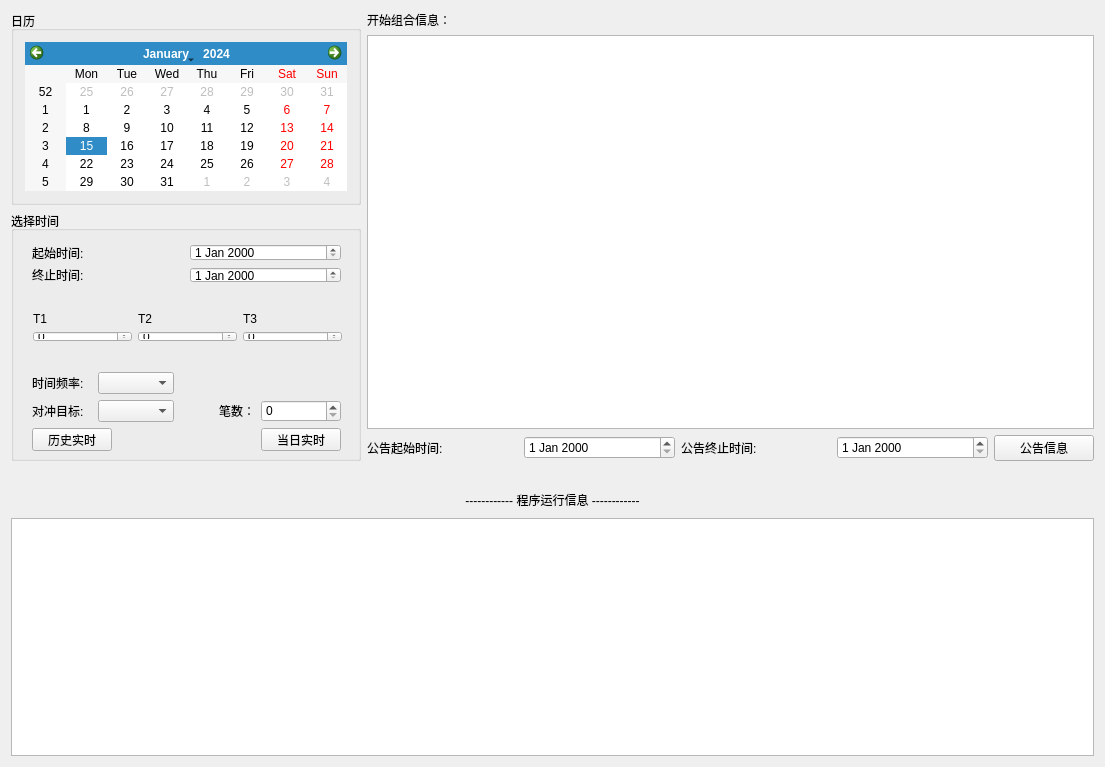
lishengze/QT-study, file widget.ui: the form before one commit.
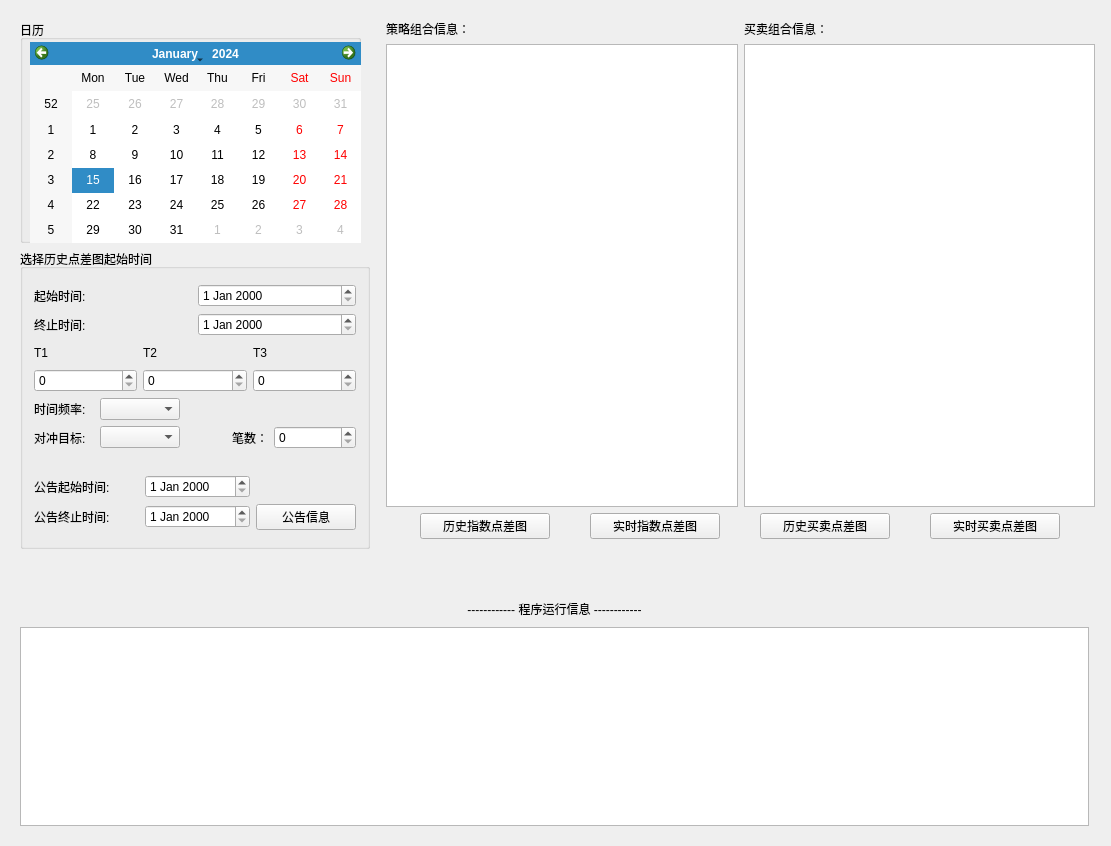
The form after the commit.

What changed in the file:
```diff
--- a/widget.ui
+++ b/widget.ui
@@ -9,8 +9,8 @@
    <rect>
     <x>0</x>
     <y>0</y>
-    <width>1105</width>
-    <height>767</height>
+    <width>1111</width>
+    <height>846</height>
    </rect>
   </property>
   <property name="minimumSize">
@@ -22,11 +22,27 @@
   <property name="windowTitle">
    <string>Widget</string>
   </property>
-  <layout class="QFormLayout" name="formLayout">
-   <item row="0" column="0">
+  <widget class="QWidget" name="">
+   <property name="geometry">
+    <rect>
+     <x>9</x>
+     <y>9</y>
+     <width>361</width>
+     <height>551</height>
+    </rect>
+   </property>
     <layout class="QVBoxLayout" name="verticalLayout">
+    <property name="rightMargin">
+     <number>9</number>
+    </property>
      <item>
       <widget class="QGroupBox" name="CalendarBox">
+      <property name="minimumSize">
+       <size>
+        <width>200</width>
+        <height>1</height>
+       </size>
+      </property>
        <property name="maximumSize">
         <size>
          <width>350</width>
@@ -36,42 +52,48 @@
        <property name="title">
         <string>日历</string>
        </property>
-       <layout class="QHBoxLayout" name="horizontalLayout">
-        <item>
-         <widget class="QCalendarWidget" name="calendarWidget"/>
-        </item>
-       </layout>
-      </widget>
-     </item>
-     <item>
-      <widget class="QGroupBox" name="chooseTimeBox">
-       <property name="enabled">
-        <bool>true</bool>
-       </property>
-       <property name="minimumSize">
-        <size>
-         <width>350</width>
-         <height>250</height>
-        </size>
-       </property>
-       <property name="maximumSize">
-        <size>
-         <width>300</width>
-         <height>600</height>
-        </size>
-       </property>
-       <property name="title">
-        <string>选择时间</string>
-       </property>
-       <widget class="QWidget" name="layoutWidget">
+      <widget class="QCalendarWidget" name="calendarWidget">
         <property name="geometry">
          <rect>
           <x>10</x>
           <y>22</y>
           <width>331</width>
-          <height>61</height>
-         </rect>
-        </property>
+         <height>201</height>
+        </rect>
+       </property>
+       <property name="minimumSize">
+        <size>
+         <width>200</width>
+         <height>200</height>
+        </size>
+       </property>
+      </widget>
+     </widget>
+    </item>
+    <item>
+     <widget class="QGroupBox" name="chooseTimeBox">
+      <property name="enabled">
+       <bool>true</bool>
+      </property>
+      <property name="minimumSize">
+       <size>
+        <width>350</width>
+        <height>300</height>
+       </size>
+      </property>
+      <property name="maximumSize">
+       <size>
+        <width>350</width>
+        <height>800</height>
+       </size>
+      </property>
+      <property name="title">
+       <string>选择历史点差图起始时间</string>
+      </property>
+      <layout class="QGridLayout" name="gridLayout">
+       <item row="0" column="0">
+        <layout class="QVBoxLayout" name="verticalLayout_3">
+         <item>
         <layout class="QGridLayout" name="chooseTime_gridLayout">
          <item row="0" column="0">
           <widget class="QLabel" name="startTimeLabel">
@@ -94,16 +116,8 @@
           <widget class="QDateEdit" name="chooseEndDate"/>
          </item>
         </layout>
-       </widget>
-       <widget class="QWidget" name="layoutWidget">
-        <property name="geometry">
-         <rect>
-          <x>11</x>
-          <y>91</y>
-          <width>331</width>
-          <height>51</height>
-         </rect>
-        </property>
+         </item>
+         <item>
         <layout class="QGridLayout" name="MACDTime_gridLayout">
          <item row="0" column="0">
           <widget class="QLabel" name="EMA1Time_label">
@@ -142,16 +156,8 @@
           <widget class="QSpinBox" name="DIFFTimeSpinBox"/>
          </item>
         </layout>
-       </widget>
-       <widget class="QWidget" name="layoutWidget">
-        <property name="geometry">
-         <rect>
-          <x>10</x>
-          <y>150</y>
-          <width>331</width>
-          <height>101</height>
-         </rect>
-        </property>
+         </item>
+         <item>
         <layout class="QGridLayout" name="gridLayout_2">
          <item row="0" column="0">
           <widget class="QLabel" name="timeFre_label">
@@ -231,24 +237,125 @@
            </property>
           </widget>
          </item>
-         <item row="2" column="0" colspan="2">
-          <widget class="QPushButton" name="historyData">
+          </layout>
+         </item>
+         <item>
+          <layout class="QGridLayout" name="gridLayout_3">
+           <property name="topMargin">
+            <number>20</number>
+           </property>
+           <item row="0" column="0">
+            <widget class="QLabel" name="startTimeLabel_2">
+             <property name="text">
+              <string>公告起始时间:</string>
+             </property>
+            </widget>
+           </item>
+           <item row="0" column="1">
+            <widget class="QDateEdit" name="AnnouncementStartDate"/>
+           </item>
+           <item row="1" column="0">
+            <widget class="QLabel" name="endTimeLabel_2">
+             <property name="text">
+              <string>公告终止时间:</string>
+             </property>
+            </widget>
+           </item>
+           <item row="1" column="1">
+            <widget class="QDateEdit" name="AnnouncementEndDate"/>
+           </item>
+           <item row="1" column="2">
+            <widget class="QPushButton" name="Annoucnement_Button">
+             <property name="maximumSize">
+              <size>
+               <width>100</width>
+               <height>16777215</height>
+              </size>
+             </property>
+             <property name="text">
+              <string>公告信息</string>
+             </property>
+            </widget>
+           </item>
+          </layout>
+         </item>
+        </layout>
+       </item>
+      </layout>
+     </widget>
+    </item>
+   </layout>
+  </widget>
+  <widget class="QWidget" name="">
+   <property name="geometry">
+    <rect>
+     <x>375</x>
+     <y>9</y>
+     <width>731</width>
+     <height>541</height>
+    </rect>
+   </property>
+   <layout class="QVBoxLayout" name="verticalLayout_2">
+    <item>
+     <layout class="QHBoxLayout" name="horizontalLayout_4">
+      <item>
+       <widget class="QLabel" name="strategy_label">
+        <property name="minimumSize">
+         <size>
+          <width>0</width>
+          <height>16</height>
+         </size>
+        </property>
+        <property name="text">
+         <string>策略组合信息：</string>
+        </property>
+       </widget>
+      </item>
+      <item>
+       <widget class="QLabel" name="strategy_label_2">
+        <property name="minimumSize">
+         <size>
+          <width>0</width>
+          <height>16</height>
+         </size>
+        </property>
+        <property name="text">
+         <string>买卖组合信息：</string>
+        </property>
+       </widget>
+      </item>
+     </layout>
+    </item>
+    <item>
+     <layout class="QHBoxLayout" name="horizontalLayout_2">
+      <item>
+       <widget class="QTableView" name="hedgeIndexStrategyTable"/>
+      </item>
+      <item>
+       <widget class="QTableView" name="buySaleStrategyTable"/>
+      </item>
+     </layout>
+    </item>
+    <item>
+     <layout class="QHBoxLayout" name="horizontalLayout_3">
+      <item>
+       <widget class="QPushButton" name="historyHedgeIndexChart">
            <property name="enabled">
             <bool>true</bool>
            </property>
            <property name="maximumSize">
             <size>
-             <width>80</width>
+          <width>130</width>
              <height>16777215</height>
             </size>
            </property>
            <property name="text">
-            <string>历史实时</string>
+         <string>历史指数点差图</string>
            </property>
           </widget>
          </item>
-         <item row="2" column="3">
-          <widget class="QPushButton" name="realDateTime_pushButton">
+      <item>
+       <widget class="QPushButton" name="realTimeHedgeIndexChart">
            <property name="sizePolicy">
             <sizepolicy hsizetype="Minimum" vsizetype="Fixed">
              <horstretch>4</horstretch>
@@ -257,7 +364,7 @@
            </property>
            <property name="maximumSize">
             <size>
-             <width>80</width>
+          <width>130</width>
              <height>16777215</height>
             </size>
            </property>
@@ -268,74 +375,55 @@
             <bool>false</bool>
            </property>
            <property name="text">
-            <string>当日实时</string>
+         <string>实时指数点差图</string>
            </property>
           </widget>
          </item>
-        </layout>
-       </widget>
-      </widget>
-     </item>
-    </layout>
-   </item>
-   <item row="0" column="1">
-    <layout class="QGridLayout" name="gridLayout">
-     <item row="1" column="0">
-      <widget class="QTableView" name="tableView"/>
-     </item>
-     <item row="0" column="0">
-      <widget class="QLabel" name="strategy_label">
+      <item>
+       <widget class="QPushButton" name="historyBuySaleChart">
        <property name="minimumSize">
         <size>
          <width>0</width>
-         <height>16</height>
-        </size>
-       </property>
-       <property name="text">
-        <string>开始组合信息：</string>
-       </property>
-      </widget>
-     </item>
-     <item row="2" column="0">
-      <layout class="QGridLayout" name="gridLayout_3">
-       <item row="2" column="3">
-        <widget class="QDateEdit" name="AnnouncementEndDate"/>
-       </item>
-       <item row="2" column="1">
-        <widget class="QDateEdit" name="AnnouncementStartDate"/>
-       </item>
-       <item row="2" column="0">
-        <widget class="QLabel" name="startTimeLabel_2">
+          <height>0</height>
+         </size>
+        </property>
+        <property name="maximumSize">
+         <size>
+          <width>130</width>
+          <height>16777215</height>
+         </size>
+        </property>
          <property name="text">
-          <string>公告起始时间:</string>
+         <string>历史买卖点差图</string>
          </property>
         </widget>
        </item>
-       <item row="2" column="2">
-        <widget class="QLabel" name="endTimeLabel_2">
-         <property name="text">
-          <string>公告终止时间:</string>
-         </property>
-        </widget>
-       </item>
-       <item row="2" column="4">
-        <widget class="QPushButton" name="Annoucnement_Button">
+      <item>
+       <widget class="QPushButton" name="realTimeBuySaleChart">
          <property name="maximumSize">
           <size>
-           <width>100</width>
+          <width>130</width>
            <height>16777215</height>
           </size>
          </property>
          <property name="text">
-          <string>公告信息</string>
+         <string>实时买卖点差图</string>
          </property>
         </widget>
        </item>
       </layout>
      </item>
     </layout>
-   </item>
-   <item row="1" column="0" colspan="2">
+  </widget>
+  <widget class="QWidget" name="">
+   <property name="geometry">
+    <rect>
+     <x>9</x>
+     <y>576</y>
+     <width>1091</width>
+     <height>261</height>
+    </rect>
+   </property>
     <layout class="QVBoxLayout" name="programInfo_verticalLayout">
      <property name="topMargin">
       <number>20</number>
@@ -360,8 +448,7 @@
       <widget class="QTableView" name="programInfo_tableView"/>
      </item>
     </layout>
-   </item>
-  </layout>
+  </widget>
  </widget>
  <layoutdefault spacing="6" margin="11"/>
  <resources/>
```
Lines whose indentation alone changed are shown as unchanged.
